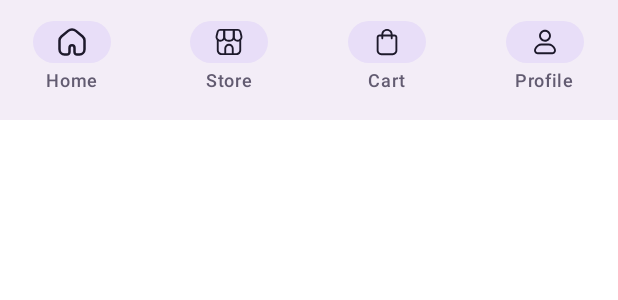
After one commit to navneet851/E-Commerce-Arena, an Android app built with Jetpack Compose: the @Preview function BottomBar, on a phone screen of 412 x 824 dp. The commit adds this screen. Shown: the top 300 px of the screen. Run offline under Robolectric (Android 15) with nearby library versions, the phone set to English and light mode, and no system bars.

Commit message:
bottom bar

```diff
--- a/app/src/main/java/com/android/shop/arena/ui/components/InputField.kt
+++ b/app/src/main/java/com/android/shop/arena/ui/components/InputField.kt
@@ -6,6 +6,7 @@ import androidx.compose.foundation.border
 import androidx.compose.foundation.layout.fillMaxSize
 import androidx.compose.foundation.layout.fillMaxWidth
 import androidx.compose.foundation.layout.padding
+import androidx.compose.foundation.shape.RoundedCornerShape
 import androidx.compose.material.icons.Icons
 import androidx.compose.material3.ExperimentalMaterial3Api
 import androidx.compose.material3.Icon
@@ -19,6 +20,7 @@ import androidx.compose.runtime.mutableStateOf
 import androidx.compose.runtime.remember
 import androidx.compose.runtime.setValue
 import androidx.compose.ui.Modifier
+import androidx.compose.ui.draw.clip
 import androidx.compose.ui.graphics.Color
 import androidx.compose.ui.graphics.painter.Painter
 import androidx.compose.ui.res.painterResource
@@ -39,9 +41,10 @@ fun InputField(
         modifier = Modifier
             .fillMaxWidth()
             .padding(16.dp, 10.dp)
+            .clip(RoundedCornerShape(10.dp))
         ,
         colors = TextFieldDefaults.colors(
-
+            unfocusedIndicatorColor = Color.Transparent,
         ),
         value = text,
         onValueChange = {
--- /dev/null
+++ b/app/src/main/java/com/android/shop/arena/ui/navigation/BottomBar.kt
@@ -0,0 +1,51 @@
+package com.android.shop.arena.ui.navigation
+
+import androidx.compose.foundation.layout.fillMaxWidth
+import androidx.compose.foundation.layout.size
+import androidx.compose.material3.Icon
+import androidx.compose.material3.NavigationBar
+import androidx.compose.material3.NavigationBarItem
+import androidx.compose.material3.Text
+import androidx.compose.runtime.Composable
+import androidx.compose.ui.Modifier
+import androidx.compose.ui.res.painterResource
+import androidx.compose.ui.tooling.preview.Preview
+import androidx.compose.ui.unit.dp
+import com.android.shop.arena.R
+
+@Preview
+@Composable
+fun BottomBar() {
+
+    val navItems = listOf(
+        NavItem("home", R.drawable.home_, "Home"),
+        NavItem("store", R.drawable.store, "Store"),
+        NavItem("cart", R.drawable.cart, "Cart"),
+        NavItem("profile", R.drawable.profile, "Profile"),
+    )
+
+    NavigationBar(
+        Modifier.fillMaxWidth()
+    ) {
+        navItems.forEach { item ->
+            NavigationBarItem(
+                selected = true,
+                onClick = { /*TODO*/ },
+                icon = {
+                       Icon(
+                           painter = painterResource(id = item.icon),
+                           contentDescription = item.title,
+                           modifier = Modifier.size(20.dp)
+                       )
+                },
+                label = {
+                    Text(text = item.title)
+                },
+                alwaysShowLabel = true
+            )
+        }
+    }
+
+}
+
+class NavItem(var route: String, var icon: Int, var title: String)
--- /dev/null
+++ b/app/src/main/res/drawable/cart.xml
@@ -0,0 +1,9 @@
+<vector xmlns:android="http://schemas.android.com/apk/res/android"
+    android:width="512dp"
+    android:height="512dp"
+    android:viewportWidth="32"
+    android:viewportHeight="32">
+  <path
+      android:pathData="M24,8h-2a6,6 0,0 0,-12 0L8,8a3,3 0,0 0,-3 3v14a5.006,5.006 0,0 0,5 5h12a5.006,5.006 0,0 0,5 -5L27,11a3,3 0,0 0,-3 -3zM16,4a4,4 0,0 1,4 4h-8a4,4 0,0 1,4 -4zM25,25a3,3 0,0 1,-3 3L10,28a3,3 0,0 1,-3 -3L7,11a1,1 0,0 1,1 -1h2v2a1,1 0,0 0,2 0v-2h8v2a1,1 0,0 0,2 0v-2h2a1,1 0,0 1,1 1z"
+      android:fillColor="#000000"/>
+</vector>
--- /dev/null
+++ b/app/src/main/res/drawable/home_.xml
@@ -0,0 +1,11 @@
+<vector xmlns:android="http://schemas.android.com/apk/res/android"
+    android:width="512dp"
+    android:height="512dp"
+    android:viewportWidth="24"
+    android:viewportHeight="24">
+  <path
+      android:pathData="m20.479,7.578 l-5.386,-4.453a4.814,4.814 0,0 0,-6.186 0L3.521,7.578C2.551,8.381 2,9.597 2,10.866v6.945C2,20.066 3.734,22 6,22h2a2,2 0,0 0,2 -2v-3.252c0,-1.268 0.952,-2.19 2,-2.19s2,0.922 2,2.19V20a2,2 0,0 0,2 2h2c2.266,0 4,-1.934 4,-4.19v-6.944c0,-1.269 -0.55,-2.485 -1.521,-3.288z"
+      android:fillType="evenOdd"
+      android:strokeColor="#000000"
+      android:strokeWidth="2"/>
+</vector>
--- /dev/null
+++ b/app/src/main/res/drawable/profile.xml
@@ -0,0 +1,9 @@
+<vector xmlns:android="http://schemas.android.com/apk/res/android"
+    android:width="512dp"
+    android:height="512dp"
+    android:viewportWidth="24"
+    android:viewportHeight="24">
+  <path
+      android:pathData="M12,11.75A4.75,4.75 0,1 0,7.25 7,4.756 4.756,0 0,0 12,11.75zM12,3.75A3.25,3.25 0,1 1,8.75 7,3.254 3.254,0 0,1 12,3.75zM20.467,17.32 L20.338,17.028a6.016,6.016 0,0 0,-5.461 -3.778L9.13,13.25a6.014,6.014 0,0 0,-5.46 3.777l-0.139,0.312a3.325,3.325 0,0 0,0.244 3.123,2.719 2.719,0 0,0 2.293,1.288h11.853a2.727,2.727 0,0 0,2.3 -1.292,3.341 3.341,0 0,0 0.246,-3.138zM18.967,19.639a1.257,1.257 0,0 1,-1.044 0.611L6.068,20.25a1.246,1.246 0,0 1,-1.036 -0.607,1.8 1.8,0 0,1 -0.129,-1.7l0.139,-0.312A4.537,4.537 0,0 1,9.13 14.75h5.747a4.537,4.537 0,0 1,4.088 2.884l0.129,0.292a1.822,1.822 0,0 1,-0.129 1.713z"
+      android:fillColor="#000000" />
+</vector>
--- /dev/null
+++ b/app/src/main/res/drawable/store.xml
@@ -0,0 +1,18 @@
+<vector xmlns:android="http://schemas.android.com/apk/res/android"
+    android:width="512dp"
+    android:height="512dp"
+    android:viewportWidth="24"
+    android:viewportHeight="24">
+  <path
+      android:pathData="M2.25,10.175a0.75,0.75 0,0 1,1.5 0v8.5A2.25,2.25 0,0 0,6 20.925h12a2.25,2.25 0,0 0,2.25 -2.25v-8.5a0.75,0.75 0,0 1,1.5 0v8.5a3.75,3.75 0,0 1,-3.75 3.75H6a3.75,3.75 0,0 1,-3.75 -3.75z"
+      android:fillColor="#000000"
+      android:fillType="evenOdd"/>
+  <path
+      android:pathData="M12,13.425a3.752,3.752 0,0 1,3.75 3.75v4.5a0.75,0.75 0,0 1,-1.5 0v-4.5a2.25,2.25 0,1 0,-4.5 0v4.5a0.75,0.75 0,0 1,-1.5 0v-4.5a3.752,3.752 0,0 1,3.75 -3.75zM8.944,2.325L8.944,7.95a3.826,3.826 0,0 1,-3.826 3.825A3.87,3.87 0,0 1,1.365 6.97l0.795,-3.179a2.925,2.925 0,0 1,2.838 -2.216h3.196a0.75,0.75 0,0 1,0.75 0.75zM7.444,3.075L4.998,3.075c-0.654,0 -1.224,0.445 -1.382,1.079l-0.795,3.18a2.369,2.369 0,0 0,2.297 2.941A2.326,2.326 0,0 0,7.444 7.95zM15.806,1.575h3.196c1.342,0 2.512,0.913 2.838,2.216l0.795,3.179a3.87,3.87 0,0 1,-3.753 4.805,3.826 3.826,0 0,1 -3.826,-3.825L15.056,2.325a0.75,0.75 0,0 1,0.75 -0.75zM16.556,3.075L16.556,7.95a2.326,2.326 0,0 0,2.326 2.325,2.369 2.369,0 0,0 2.297,-2.941l-0.795,-3.18a1.424,1.424 0,0 0,-1.382 -1.079z"
+      android:fillColor="#000000"
+      android:fillType="evenOdd"/>
+  <path
+      android:pathData="M8.186,1.575h7.62a0.75,0.75 0,0 1,0.75 0.751l-0.005,5.44a4.012,4.012 0,0 1,-4.012 4.009h-1.09a4.013,4.013 0,0 1,-4.013 -4.012L7.436,2.325a0.75,0.75 0,0 1,0.75 -0.75zM8.936,3.075v4.688a2.513,2.513 0,0 0,2.513 2.512h1.09a2.511,2.511 0,0 0,2.512 -2.51l0.005,-4.69z"
+      android:fillColor="#000000"
+      android:fillType="evenOdd"/>
+</vector>
```
Also changed, not shown: app/build.gradle.kts (+4 -15 lines), app/src/main/java/com/android/shop/arena/App.kt (added, +12 -0 lines), app/src/main/java/com/android/shop/arena/ui/navigation/MyNavHost.kt (added, +23 -0 lines), app/src/main/java/com/android/shop/arena/ui/screens/CartScreen.kt (added, +11 -0 lines), app/src/main/java/com/android/shop/arena/ui/screens/HomeScreen.kt (added, +11 -0 lines), app/src/main/java/com/android/shop/arena/ui/screens/ProfileScreen.kt (added, +11 -0 lines), app/src/main/java/com/android/shop/arena/ui/screens/RegisterScreen.kt (+16 -2 lines), app/src/main/java/com/android/shop/arena/ui/screens/StoreScreen.kt (added, +11 -0 lines), build.gradle.kts (+1 -8 lines), gradle/libs.versions.toml (+8 -25 lines), app/src/main/res/font/nunito_italic_wgt.ttf (added).
